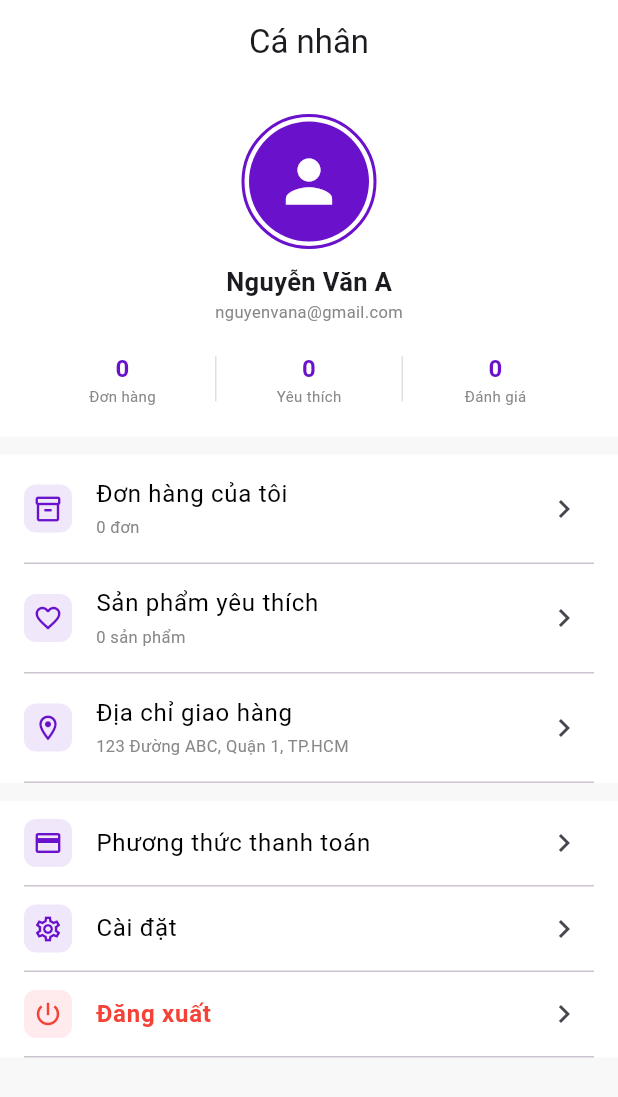
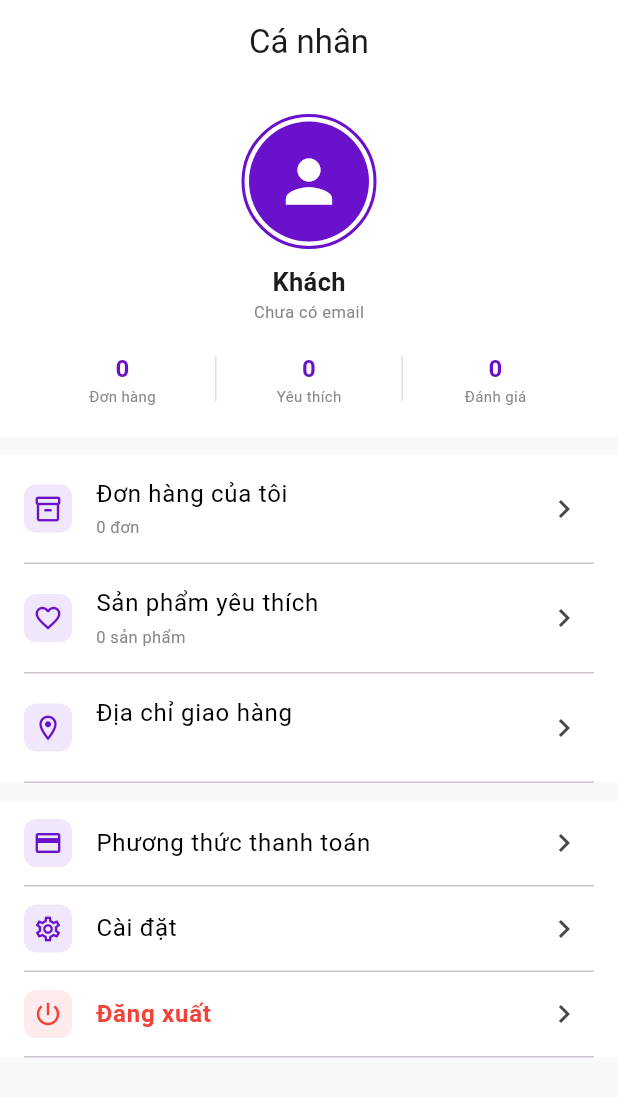
Before and after one commit to nguyenngoclinh07032003/PRM393, a Flutter app: the ProfileScreen screen opened directly, on a phone screen of 412 x 824 dp. Shown: the top 1097 px of the screen. Run offline on Flutter 3.47's test engine with Material 3 defaults, Android fonts, the phone set to English and light mode, and no system bars.

Commit message:
feat: ket noi thong tin dang ky voi profile va dia chi giao hang

```diff
--- a/lib/providers/app_provider.dart
+++ b/lib/providers/app_provider.dart
@@ -3,10 +3,37 @@ import '../models/product.dart';
 import '../models/order.dart';
 
 class AppNotifier extends ChangeNotifier {
+  // ── Thông tin người dùng ──
+  String _userName = '';
+  String _userEmail = '';
+  String _userPhone = '';
+
+  String get userName => _userName;
+  String get userEmail => _userEmail;
+  String get userPhone => _userPhone;
+
+  void setUserInfo({
+    required String name,
+    required String email,
+    String phone = '',
+  }) {
+    _userName = name;
+    _userEmail = email;
+    _userPhone = phone;
+    // Đồng bộ tên và SĐT vào địa chỉ giao hàng nếu chưa có
+    if (_recipientName.isEmpty || _recipientName == 'Nguyễn Văn A') {
+      _recipientName = name;
+    }
+    if (_phone.isEmpty || _phone == '0912 345 678') {
+      _phone = phone.isNotEmpty ? phone : _phone;
+    }
+    notifyListeners();
+  }
+
   // ── Địa chỉ giao hàng ──
-  String _recipientName = 'Nguyễn Văn A';
-  String _phone = '0912 345 678';
-  String _address = '123 Đường ABC, Quận 1, TP.HCM';
+  String _recipientName = '';
+  String _phone = '';
+  String _address = '';
 
   String get recipientName => _recipientName;
   String get phone => _phone;
--- a/lib/screens/profile/profile_screen.dart
+++ b/lib/screens/profile/profile_screen.dart
@@ -41,8 +41,22 @@ class ProfileScreen extends StatelessWidget {
                     ),
                   ),
                   const SizedBox(height: 10),
-                  const Text('Nguyễn Văn A', style: TextStyle(fontSize: 17, fontWeight: FontWeight.bold)),
-                  const Text('nguyenvana@gmail.com', style: TextStyle(fontSize: 11, color: Color(0xFF888888))),
+                  Text(
+                    app.userName.isNotEmpty ? app.userName : 'Khách',
+                    style: const TextStyle(fontSize: 17, fontWeight: FontWeight.bold),
+                  ),
+                  Text(
+                    app.userEmail.isNotEmpty ? app.userEmail : 'Chưa có email',
+                    style: const TextStyle(fontSize: 11, color: Color(0xFF888888)),
+                  ),
+                  if (app.userPhone.isNotEmpty)
+                    Padding(
+                      padding: const EdgeInsets.only(top: 2),
+                      child: Text(
+                        app.userPhone,
+                        style: const TextStyle(fontSize: 11, color: Color(0xFF888888)),
+                      ),
+                    ),
                   const SizedBox(height: 18),
                   Row(
                     children: [
```
Also changed, not shown: lib/screens/auth/register_screen.dart (+21 -0 lines), lib/screens/home/home_screen.dart (+8 -3 lines).
